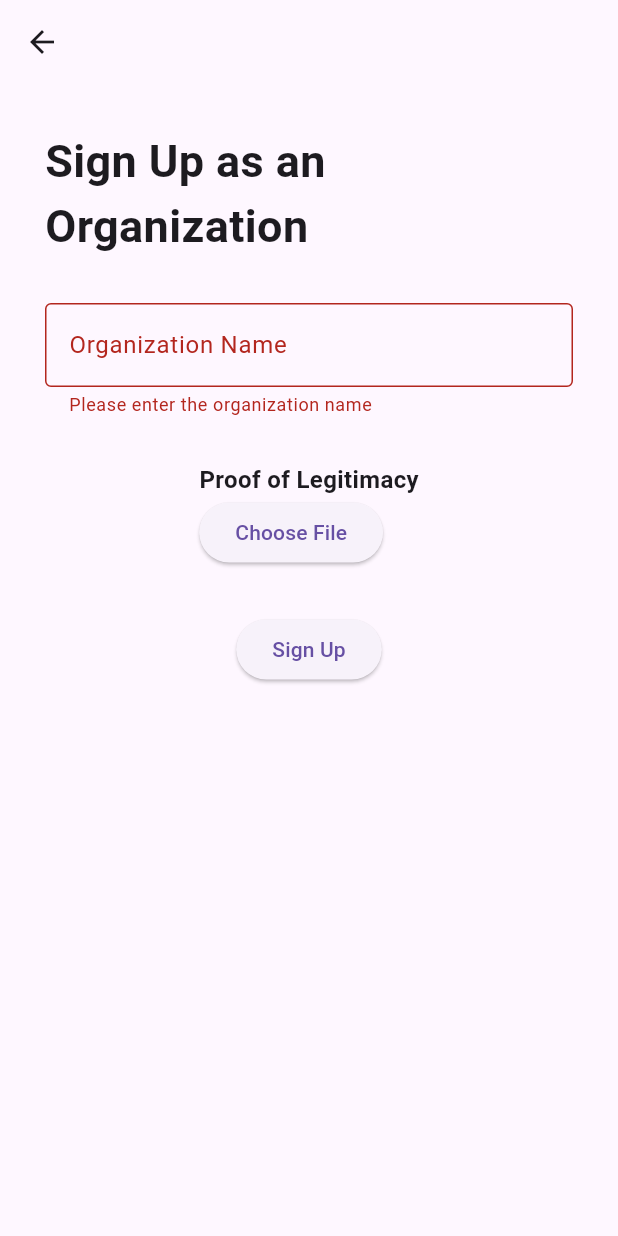
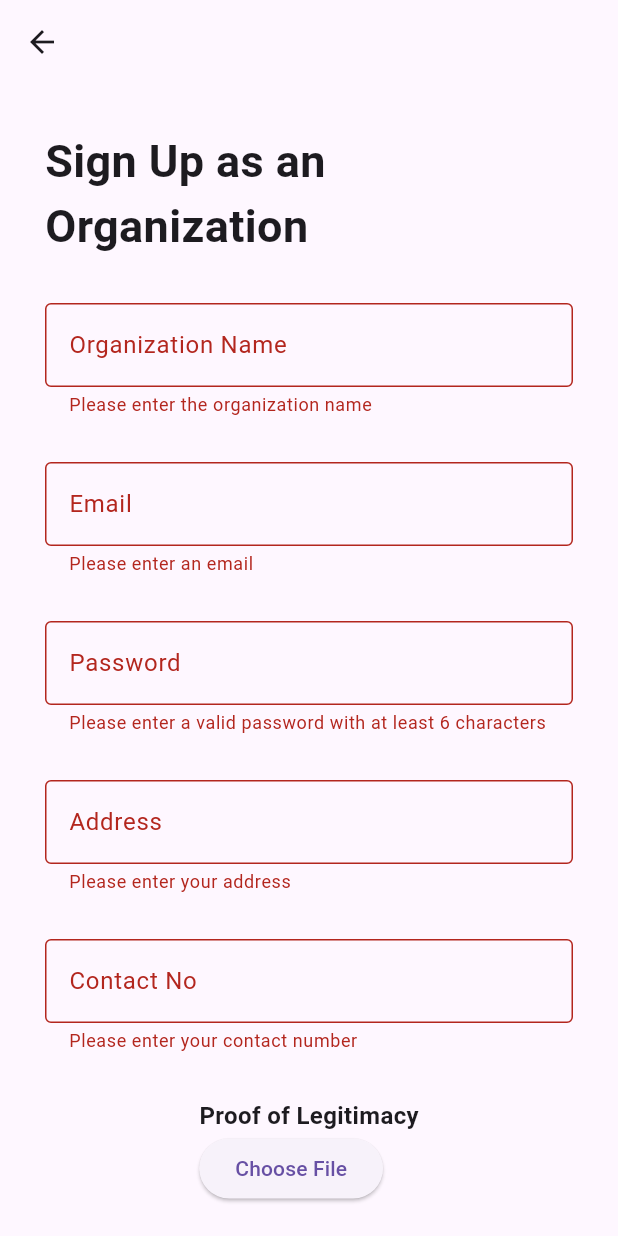
Before and after one commit to riggs249/donation-management-app, a Flutter app: the OrgSignUpPage screen opened directly, after a tap on "Sign Up", on a phone screen of 412 x 824 dp. Run offline on Flutter 3.47's test engine with Material 3 defaults, Android fonts, the phone set to English and light mode, and no system bars; our stand-ins replace cloud_firestore, firebase_auth, firebase_core; accounts and stored records are empty; generated files the repository leaves out were written again.

Commit message:
feat: added sign up fields for org, blocking system for org sign in, and pop up messages

```diff
--- a/my_app/lib/api/firebase_auth_api.dart
+++ b/my_app/lib/api/firebase_auth_api.dart
@@ -18,16 +18,16 @@ class FirebaseAuthApi {
     return auth.currentUser;
   }
 
-  Future<String?> signUpDonor(String name, String username, String password, String address, String contactNo) async {
+  Future<String?> signUpDonor(String name, String email, String password, String address, String contactNo) async {
     try {
       UserCredential userCredential = await auth.createUserWithEmailAndPassword(
-        email: '${username.toLowerCase().replaceAll(' ', '')}@example.com',
+        email: email,
         password: password,
       );
 
       await firestore.collection('donors').doc(userCredential.user!.uid).set({
         'name': name,
-        'username': username,
+        'email': email,
         'address': address,
         'contactNo': contactNo,
       });
@@ -40,17 +40,20 @@ class FirebaseAuthApi {
     }
   }
 
-  Future<String?> signUpOrganization(String organizationName) async {
+  Future<String?> signUpOrganization(String organizationName, String email, String password, String address, String contactNo) async {
     try {
       UserCredential userCredential = await auth.createUserWithEmailAndPassword(
-        email: '${organizationName.toLowerCase().replaceAll(' ', '')}@example.com',
-        password: 'organizationPassword',
+        email: email,
+        password: password,
       );
 
       String uid = userCredential.user!.uid;
 
       await firestore.collection('organizations').doc(uid).set({
         'organizationName': organizationName,
+        'email': email,
+        'address': address,
+        'contactNo': contactNo,
         'isApproved': false,
       });
 
@@ -65,7 +68,23 @@ class FirebaseAuthApi {
   Future<String?> signIn(String email, String password) async {
     try {
       UserCredential credentials = await auth.signInWithEmailAndPassword(email: email, password: password);
-      print(credentials);
+      String uid = credentials.user!.uid;
+
+      DocumentSnapshot donorDoc = await firestore.collection('donors').doc(uid).get();
+      if (donorDoc.exists) {
+        return "donor";
+      }
+
+      DocumentSnapshot orgDoc = await firestore.collection('organizations').doc(uid).get();
+      if (orgDoc.exists) {
+        bool isApproved = orgDoc.get('isApproved');
+        if (isApproved) {
+          return "organization";
+        } else {
+          return "not-approved";
+        }
+      }
+
       return "Success";
     } on FirebaseAuthException catch(e) {
       return e.code;
--- a/my_app/lib/pages/default_signup_page.dart
+++ b/my_app/lib/pages/default_signup_page.dart
@@ -13,7 +13,7 @@ class DefSignUpPage extends StatefulWidget {
 class _SignUpState extends State<DefSignUpPage> {
   final _formKey = GlobalKey<FormState>();
   String? name;
-  String? username;
+  String? email;
   String? password;
   String? address;
   String? contactNo;
@@ -34,7 +34,7 @@ class _SignUpState extends State<DefSignUpPage> {
               children: [
                 heading,
                 nameField,
-                usernameField,
+                emailField,
                 passwordField,
                 addressField,
                 contactNoField,
@@ -75,18 +75,18 @@ class _SignUpState extends State<DefSignUpPage> {
         ),
       );
 
-  Widget get usernameField => Padding(
+  Widget get emailField => Padding(
         padding: const EdgeInsets.only(bottom: 30),
         child: TextFormField(
           decoration: const InputDecoration(
             border: OutlineInputBorder(),
-            labelText: "Username",
-            hintText: "Enter a username",
+            labelText: "Email",
+            hintText: "Enter an email",
           ),
-          onSaved: (value) => setState(() => username = value),
+          onSaved: (value) => setState(() => email = value),
           validator: (value) {
             if (value == null || value.isEmpty) {
-              return "Please enter a username";
+              return "Please enter an email";
             }
             return null;
           },
@@ -159,7 +159,7 @@ class _SignUpState extends State<DefSignUpPage> {
               String? result = await context
                   .read<UserAuthProvider>()
                   .authService
-                  .signUpDonor(name!, username!, password!, address!, contactNo!);
+                  .signUpDonor(name!, email!, password!, address!, contactNo!);
               if (mounted) {
                 Navigator.pop(context);
               } else {
--- a/my_app/lib/pages/org_signup_page.dart
+++ b/my_app/lib/pages/org_signup_page.dart
@@ -12,6 +12,10 @@ class OrgSignUpPage extends StatefulWidget {
 class _SignUpState extends State<OrgSignUpPage> {
   final _formKey = GlobalKey<FormState>();
   String? organizationName;
+  String? email;
+  String? password;
+  String? address;
+  String? contactNo;
   String? proofOfLegitimacy;
   String? errorMessage;
   bool isLoading = false;
@@ -30,6 +34,10 @@ class _SignUpState extends State<OrgSignUpPage> {
               children: [
                 heading,
                 nameField,
+                emailField,
+                passwordField,
+                addressField,
+                contactNoField,
                 proofField,
                 errorMessage != null ? signUpErrorMessage : Container(),
                 isLoading ? const CircularProgressIndicator() : submitButton,
@@ -67,6 +75,79 @@ class _SignUpState extends State<OrgSignUpPage> {
         ),
       );
 
+  Widget get emailField => Padding(
+        padding: const EdgeInsets.only(bottom: 30),
+        child: TextFormField(
+          decoration: const InputDecoration(
+            border: OutlineInputBorder(),
+            labelText: "Email",
+            hintText: "Enter an email",
+          ),
+          onSaved: (value) => setState(() => email = value),
+          validator: (value) {
+            if (value == null || value.isEmpty) {
+              return "Please enter an email";
+            }
+            return null;
+          },
+        ),
+      );
+
+  Widget get passwordField => Padding(
+        padding: const EdgeInsets.only(bottom: 30),
+        child: TextFormField(
+          decoration: const InputDecoration(
+            border: OutlineInputBorder(),
+            labelText: "Password",
+            hintText: "At least 6 characters",
+          ),
+          obscureText: true,
+          onSaved: (value) => setState(() => password = value),
+          validator: (value) {
+            if (value == null || value.isEmpty || value.length < 6) {
+              return "Please enter a valid password with at least 6 characters";
+            }
+            return null;
+          },
+        ),
+      );
+
+  Widget get addressField => Padding(
+        padding: const EdgeInsets.only(bottom: 30),
+        child: TextFormField(
+          decoration: const InputDecoration(
+            border: OutlineInputBorder(),
+            labelText: "Address",
+            hintText: "Enter your address",
+          ),
+          onSaved: (value) => setState(() => address = value),
+          validator: (value) {
+            if (value == null || value.isEmpty) {
+              return "Please enter your address";
+            }
+            return null;
+          },
+        ),
+      );
+
+  Widget get contactNoField => Padding(
+        padding: const EdgeInsets.only(bottom: 30),
+        child: TextFormField(
+          decoration: const InputDecoration(
+            border: OutlineInputBorder(),
+            labelText: "Contact No",
+            hintText: "Enter your contact number",
+          ),
+          onSaved: (value) => setState(() => contactNo = value),
+          validator: (value) {
+            if (value == null || value.isEmpty) {
+              return "Please enter your contact number";
+            }
+            return null;
+          },
+        ),
+      );
+
   Widget get proofField => Padding(
         padding: const EdgeInsets.only(bottom: 30),
         child: Column(
@@ -95,7 +176,7 @@ class _SignUpState extends State<OrgSignUpPage> {
               String? result = await context
                   .read<UserAuthProvider>()
                   .authService
-                  .signUpOrganization(organizationName!);
+                  .signUpOrganization(organizationName!, email!, password!, address!, contactNo!);
               if (mounted) {
                 Navigator.pop(context);
               } else {
```
Also changed, not shown: my_app/lib/pages/organization_home_page.dart (+0 -7 lines), my_app/lib/pages/signin_page.dart (+49 -7 lines).
